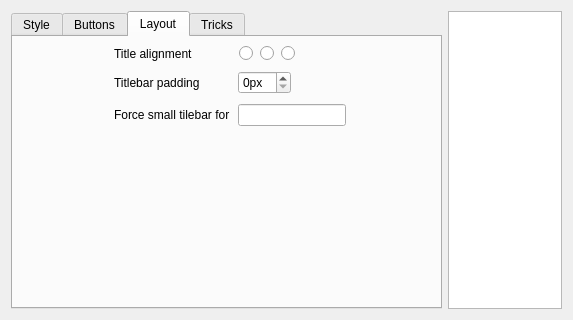
Old version of the form kwin/configdialog.ui in the repository deiv/bespin-pkg.
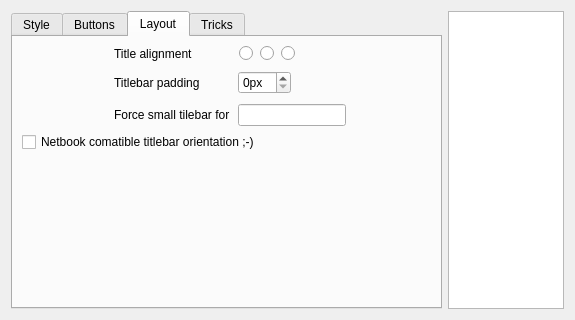
New version of the form. The open tabs and pages were chosen to show the change. Custom widgets are drawn as their Qt base class.

Commit message: support for vertical toolbars, kwin bug with composite and shaded windows

Patch:
```diff
--- a/kwin/configdialog.ui
+++ b/kwin/configdialog.ui
@@ -6,8 +6,8 @@
    <rect>
     <x>0</x>
     <y>0</y>
-    <width>573</width>
-    <height>290</height>
+    <width>575</width>
+    <height>293</height>
    </rect>
   </property>
   <property name="windowTitle">
@@ -803,6 +803,26 @@
          </item>
         </layout>
        </item>
+       <item row="1" column="0" colspan="2">
+        <widget class="QCheckBox" name="verticalTitlebar">
+         <property name="text">
+          <string>Netbook comatible titlebar orientation ;-)</string>
+         </property>
+        </widget>
+       </item>
+       <item row="2" column="0" colspan="2">
+        <spacer name="verticalSpacer_4">
+         <property name="orientation">
+          <enum>Qt::Vertical</enum>
+         </property>
+         <property name="sizeHint" stdset="0">
+          <size>
+           <width>20</width>
+           <height>40</height>
+          </size>
+         </property>
+        </spacer>
+       </item>
       </layout>
      </widget>
      <widget class="QWidget" name="tab_2">
```
Left out of the diff: 2 changed lines with no effect on the pictures. The commit also changes 5 other files.
